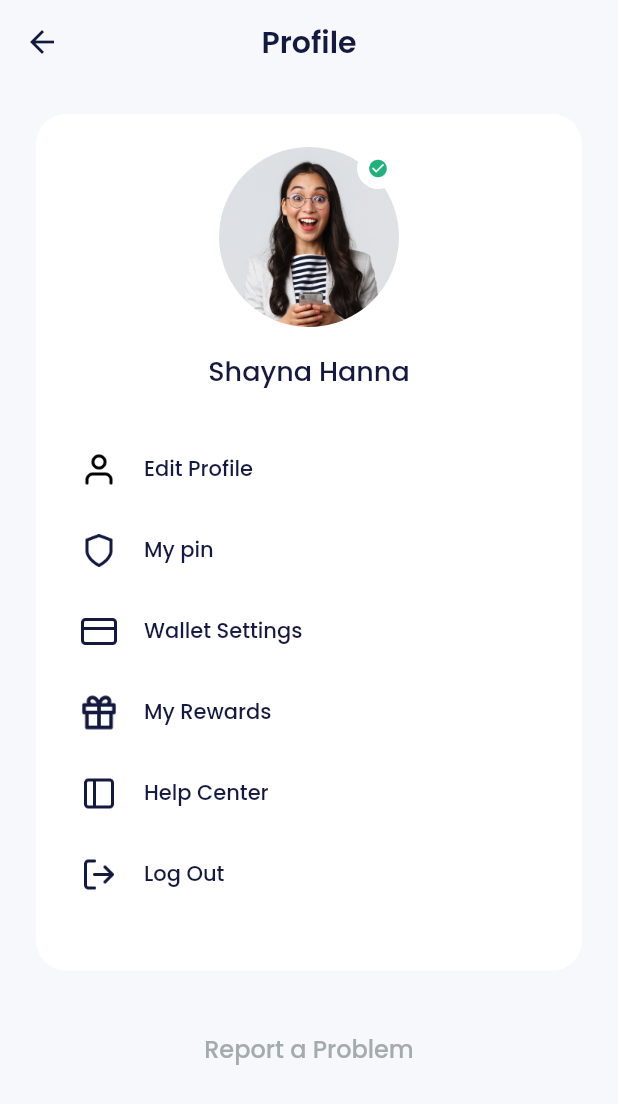
After one commit to suryaandh/flutter-e-wallet, a Flutter app: the ProfilePage screen opened directly, on a phone screen of 412 x 824 dp. The commit adds this screen. Shown: the top 1104 px of the screen. Run offline on Flutter 3.47's test engine with Material 2 defaults, Android fonts, the phone set to English and light mode, and no system bars; our stand-ins replace carousel_slider, google_fonts.

Commit message:
Slicing UI profile page

```diff
--- a/lib/ui/pages/home_page.dart
+++ b/lib/ui/pages/home_page.dart
@@ -30,7 +30,7 @@ class HomePage extends StatelessWidget {
             child: Column(
               crossAxisAlignment: CrossAxisAlignment.start,
               children: [
-                buildProfileSection(),
+                buildProfileSection(context),
                 buildCardBank(),
                 buildProgressLevel(),
                 buildServices(),
@@ -346,7 +346,7 @@ class HomePage extends StatelessWidget {
     );
   }
 
-  Widget buildProfileSection() {
+  Widget buildProfileSection(BuildContext context) {
     return Container(
       margin: const EdgeInsets.only(top: 40),
       child: Row(
@@ -372,7 +372,11 @@ class HomePage extends StatelessWidget {
               ),
             ],
           ),
-          Container(
+          GestureDetector(
+            onTap: () {
+              Navigator.pushNamed(context, '/profile');
+            },
+            child: Container(
               height: 60,
               width: 60,
               decoration: const BoxDecoration(
@@ -397,6 +401,7 @@ class HomePage extends StatelessWidget {
                       Icons.check_circle,
                       color: greenColor,
                       size: 14,
+                    ),
                   ),
                 ),
               ),
--- /dev/null
+++ b/lib/ui/pages/profile_page.dart
@@ -0,0 +1,134 @@
+import 'package:flutter/material.dart';
+import 'package:flutter_ewallet/ui/widgets/custom_button.dart';
+import 'package:flutter_ewallet/ui/widgets/custom_profile_menu_item.dart';
+import 'package:flutter_ewallet/utils/theme.dart';
+
+class ProfilePage extends StatelessWidget {
+  const ProfilePage({super.key});
+
+  @override
+  Widget build(BuildContext context) {
+    return Scaffold(
+      backgroundColor: lightBackgroundColor,
+      appBar: buildAppBar(),
+      body: ListView(
+        padding: const EdgeInsets.symmetric(horizontal: 24),
+        children: [
+          const SizedBox(
+            height: 20,
+          ),
+          Container(
+            padding: const EdgeInsets.symmetric(
+              horizontal: 30,
+              vertical: 22,
+            ),
+            decoration: BoxDecoration(
+              color: whiteColor,
+              borderRadius: BorderRadius.circular(20),
+            ),
+            child: Column(
+              children: [
+                Container(
+                  height: 120,
+                  width: 120,
+                  decoration: const BoxDecoration(
+                    shape: BoxShape.circle,
+                    image: DecorationImage(
+                      image: AssetImage(
+                        'assets/img_profile.png',
+                      ),
+                    ),
+                  ),
+                  child: Align(
+                    alignment: Alignment.topRight,
+                    child: Container(
+                      width: 28,
+                      height: 28,
+                      decoration: BoxDecoration(
+                        shape: BoxShape.circle,
+                        color: whiteColor,
+                      ),
+                      child: Center(
+                        child: Icon(
+                          Icons.check_circle,
+                          color: greenColor,
+                          size: 14,
+                        ),
+                      ),
+                    ),
+                  ),
+                ),
+                const SizedBox(
+                  height: 16,
+                ),
+                Text(
+                  'Shayna Hanna',
+                  style: blackTextStyle.copyWith(
+                    fontSize: 18,
+                    fontWeight: medium,
+                  ),
+                ),
+                const SizedBox(
+                  height: 40,
+                ),
+                ProfileMenuItem(
+                  iconUrl: 'assets/ic_edit_profile.png',
+                  title: 'Edit Profile',
+                  onTap: () {},
+                ),
+                ProfileMenuItem(
+                  iconUrl: 'assets/ic_pin.png',
+                  title: 'My pin',
+                  onTap: () {},
+                ),
+                ProfileMenuItem(
+                  iconUrl: 'assets/ic_wallet.png',
+                  title: 'Wallet Settings',
+                  onTap: () {},
+                ),
+                ProfileMenuItem(
+                  iconUrl: 'assets/ic_reward.png',
+                  title: 'My Rewards',
+                  onTap: () {},
+                ),
+                ProfileMenuItem(
+                  iconUrl: 'assets/ic_help.png',
+                  title: 'Help Center',
+                  onTap: () {},
+                ),
+                ProfileMenuItem(
+                  iconUrl: 'assets/ic_logout.png',
+                  title: 'Log Out',
+                  onTap: () {},
+                ),
+              ],
+            ),
+          ),
+          const SizedBox(
+            height: 40,
+          ),
+          CustomTextButton(
+            title: 'Report a Problem',
+            onPressed: () {},
+          ),
+        ],
+      ),
+    );
+  }
+
+  AppBar buildAppBar() {
+    return AppBar(
+      centerTitle: true,
+      elevation: 0,
+      backgroundColor: lightBackgroundColor,
+      iconTheme: IconThemeData(color: blackColor),
+      title: Text(
+        'Profile',
+        style: blackTextStyle.copyWith(
+          fontSize: 20,
+          fontWeight: semiBold,
+        ),
+      ),
+    );
+  }
+}
--- /dev/null
+++ b/lib/ui/widgets/custom_profile_menu_item.dart
@@ -0,0 +1,39 @@
+import 'package:flutter/material.dart';
+import 'package:flutter_ewallet/utils/theme.dart';
+
+class ProfileMenuItem extends StatelessWidget {
+  final String iconUrl;
+  final String title;
+  final VoidCallback? onTap;
+  const ProfileMenuItem({
+    super.key,
+    required this.iconUrl,
+    required this.title,
+    this.onTap,
+  });
+
+  @override
+  Widget build(BuildContext context) {
+    return GestureDetector(
+      onTap: onTap,
+      child: Container(
+        margin: const EdgeInsets.only(bottom: 30),
+        child: Row(
+          children: [
+            Image.asset(
+              iconUrl,
+              width: 24,
+            ),
+            const SizedBox(
+              width: 18,
+            ),
+            Text(
+              title,
+              style: blackTextStyle.copyWith(fontWeight: medium),
+            )
+          ],
+        ),
+      ),
+    );
+  }
+}
```
Lines whose indentation alone changed are shown as unchanged.
